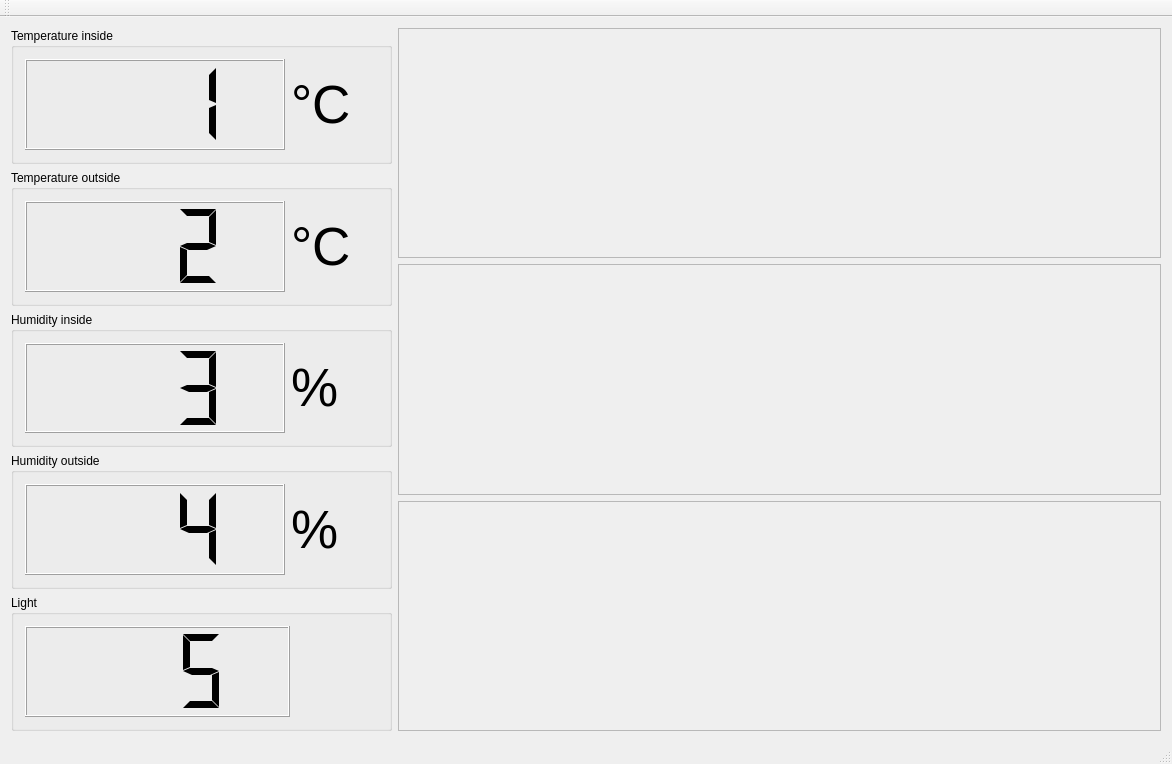
Above: QT Interface/QTInterface/mainwindow.ui from EmilRyberg/SSP-Greenhouse before the change. Below: the same form after it.
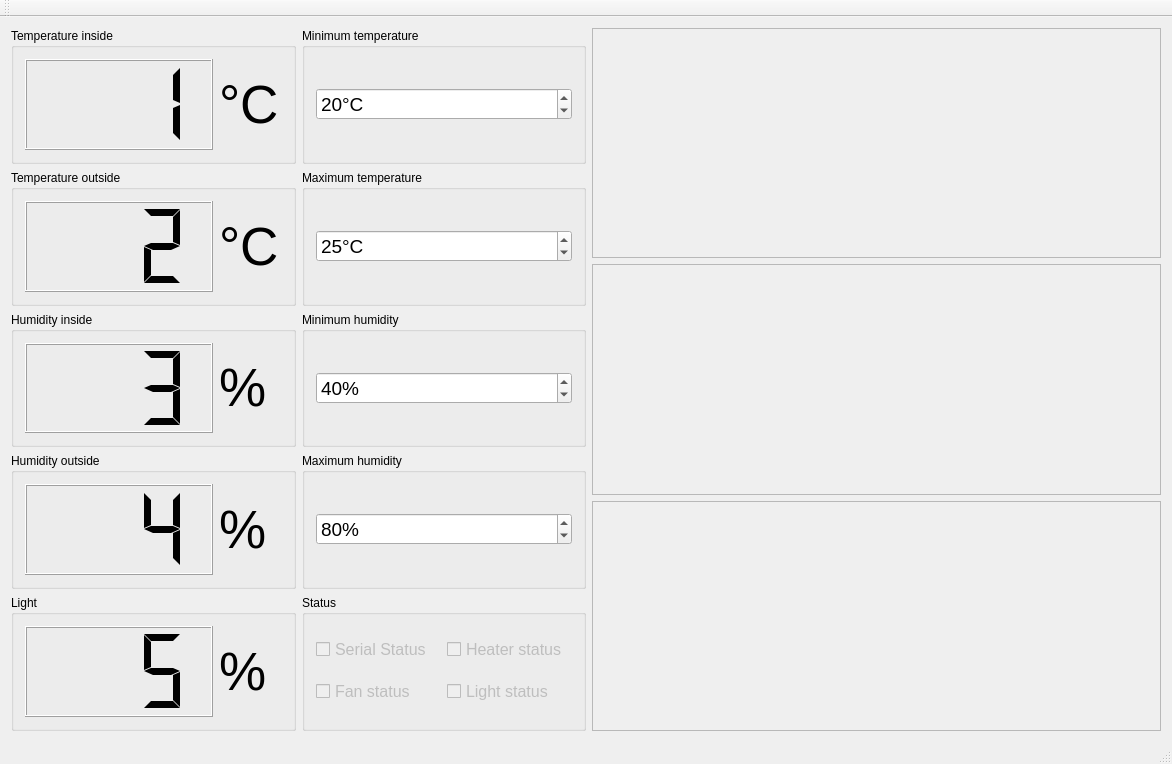
That is the form after the change.

Commit message: ui inputs, statuses, not working correctly

```diff
--- a/QT Interface/QTInterface/mainwindow.ui
+++ b/QT Interface/QTInterface/mainwindow.ui
@@ -14,7 +14,10 @@
    <string>Greenhouse control panel</string>
   </property>
   <widget class="QWidget" name="centralWidget">
-   <layout class="QHBoxLayout" name="horizontalLayout_6" stretch="1,2">
+   <layout class="QHBoxLayout" name="horizontalLayout_6" stretch="0,1,1,2">
+    <item>
+     <layout class="QHBoxLayout" name="horizontalLayout_11"/>
+    </item>
     <item>
      <layout class="QVBoxLayout" name="verticalLayout" stretch="0,0,0,0,0">
       <property name="sizeConstraint">
@@ -199,17 +202,246 @@
           </widget>
          </item>
          <item>
-          <spacer name="horizontalSpacer">
-           <property name="orientation">
-            <enum>Qt::Horizontal</enum>
+          <widget class="QLabel" name="label_5">
+           <property name="font">
+            <font>
+             <pointsize>40</pointsize>
+            </font>
            </property>
-           <property name="sizeHint" stdset="0">
-            <size>
-             <width>40</width>
-             <height>20</height>
-            </size>
+           <property name="text">
+            <string>%</string>
            </property>
-          </spacer>
+          </widget>
+         </item>
+        </layout>
+       </widget>
+      </item>
+     </layout>
+    </item>
+    <item>
+     <layout class="QVBoxLayout" name="controlLayout">
+      <item>
+       <widget class="QGroupBox" name="horizontalGroupBox">
+        <property name="font">
+         <font>
+          <strikeout>false</strikeout>
+         </font>
+        </property>
+        <property name="title">
+         <string>Minimum temperature</string>
+        </property>
+        <layout class="QHBoxLayout" name="horizontalLayout_7">
+         <item>
+          <widget class="QSpinBox" name="minTemperatureInput">
+           <property name="font">
+            <font>
+             <pointsize>14</pointsize>
+            </font>
+           </property>
+           <property name="correctionMode">
+            <enum>QAbstractSpinBox::CorrectToNearestValue</enum>
+           </property>
+           <property name="suffix">
+            <string>°C</string>
+           </property>
+           <property name="minimum">
+            <number>-20</number>
+           </property>
+           <property name="maximum">
+            <number>50</number>
+           </property>
+           <property name="value">
+            <number>20</number>
+           </property>
+          </widget>
+         </item>
+        </layout>
+       </widget>
+      </item>
+      <item>
+       <widget class="QGroupBox" name="horizontalGroupBox_2">
+        <property name="title">
+         <string>Maximum temperature</string>
+        </property>
+        <layout class="QHBoxLayout" name="horizontalLayout_8">
+         <item>
+          <widget class="QSpinBox" name="maxTemperatureInput">
+           <property name="font">
+            <font>
+             <pointsize>14</pointsize>
+            </font>
+           </property>
+           <property name="correctionMode">
+            <enum>QAbstractSpinBox::CorrectToNearestValue</enum>
+           </property>
+           <property name="suffix">
+            <string>°C</string>
+           </property>
+           <property name="minimum">
+            <number>-20</number>
+           </property>
+           <property name="maximum">
+            <number>50</number>
+           </property>
+           <property name="value">
+            <number>25</number>
+           </property>
+          </widget>
+         </item>
+        </layout>
+       </widget>
+      </item>
+      <item>
+       <widget class="QGroupBox" name="horizontalGroupBox_3">
+        <property name="title">
+         <string>Minimum humidity</string>
+        </property>
+        <layout class="QHBoxLayout" name="horizontalLayout_9">
+         <item>
+          <widget class="QSpinBox" name="minHumidityInput">
+           <property name="font">
+            <font>
+             <pointsize>14</pointsize>
+            </font>
+           </property>
+           <property name="correctionMode">
+            <enum>QAbstractSpinBox::CorrectToNearestValue</enum>
+           </property>
+           <property name="suffix">
+            <string>%</string>
+           </property>
+           <property name="maximum">
+            <number>100</number>
+           </property>
+           <property name="value">
+            <number>40</number>
+           </property>
+          </widget>
+         </item>
+        </layout>
+       </widget>
+      </item>
+      <item>
+       <widget class="QGroupBox" name="horizontalGroupBox_4">
+        <property name="title">
+         <string>Maximum humidity</string>
+        </property>
+        <layout class="QHBoxLayout" name="horizontalLayout_10">
+         <item>
+          <widget class="QSpinBox" name="maxHumidityInput">
+           <property name="sizePolicy">
+            <sizepolicy hsizetype="Minimum" vsizetype="Maximum">
+             <horstretch>2</horstretch>
+             <verstretch>2</verstretch>
+            </sizepolicy>
+           </property>
+           <property name="font">
+            <font>
+             <pointsize>14</pointsize>
+            </font>
+           </property>
+           <property name="correctionMode">
+            <enum>QAbstractSpinBox::CorrectToNearestValue</enum>
+           </property>
+           <property name="suffix">
+            <string>%</string>
+           </property>
+           <property name="maximum">
+            <number>100</number>
+           </property>
+           <property name="value">
+            <number>80</number>
+           </property>
+          </widget>
+         </item>
+        </layout>
+       </widget>
+      </item>
+      <item>
+       <widget class="QGroupBox" name="horizontalGroupBox_2">
+        <property name="title">
+         <string>Status</string>
+        </property>
+        <layout class="QHBoxLayout" name="horizontalLayout_12">
+         <item>
+          <layout class="QVBoxLayout" name="verticalLayout_3">
+           <item>
+            <widget class="QCheckBox" name="serialStatus">
+             <property name="enabled">
+              <bool>false</bool>
+             </property>
+             <property name="font">
+              <font>
+               <pointsize>12</pointsize>
+              </font>
+             </property>
+             <property name="text">
+              <string>Serial Status</string>
+             </property>
+             <property name="iconSize">
+              <size>
+               <width>20</width>
+               <height>20</height>
+              </size>
+             </property>
+             <property name="checked">
+              <bool>false</bool>
+             </property>
+             <property name="tristate">
+              <bool>false</bool>
+             </property>
+            </widget>
+           </item>
+           <item>
+            <widget class="QCheckBox" name="fanStatus">
+             <property name="enabled">
+              <bool>false</bool>
+             </property>
+             <property name="font">
+              <font>
+               <pointsize>12</pointsize>
+              </font>
+             </property>
+             <property name="text">
+              <string>Fan status</string>
+             </property>
+            </widget>
+           </item>
+          </layout>
+         </item>
+         <item>
+          <layout class="QVBoxLayout" name="verticalLayout_5">
+           <item>
+            <widget class="QCheckBox" name="heatStatus">
+             <property name="enabled">
+              <bool>false</bool>
+             </property>
+             <property name="font">
+              <font>
+               <pointsize>12</pointsize>
+              </font>
+             </property>
+             <property name="text">
+              <string>Heater status</string>
+             </property>
+            </widget>
+           </item>
+           <item>
+            <widget class="QCheckBox" name="lightStatus">
+             <property name="enabled">
+              <bool>false</bool>
+             </property>
+             <property name="font">
+              <font>
+               <pointsize>12</pointsize>
+              </font>
+             </property>
+             <property name="text">
+              <string>Light status</string>
+             </property>
+            </widget>
+           </item>
+          </layout>
          </item>
         </layout>
        </widget>
```
Left out of the diff: 2 changed lines with no effect on the pictures. The commit also changes 6 other files.
